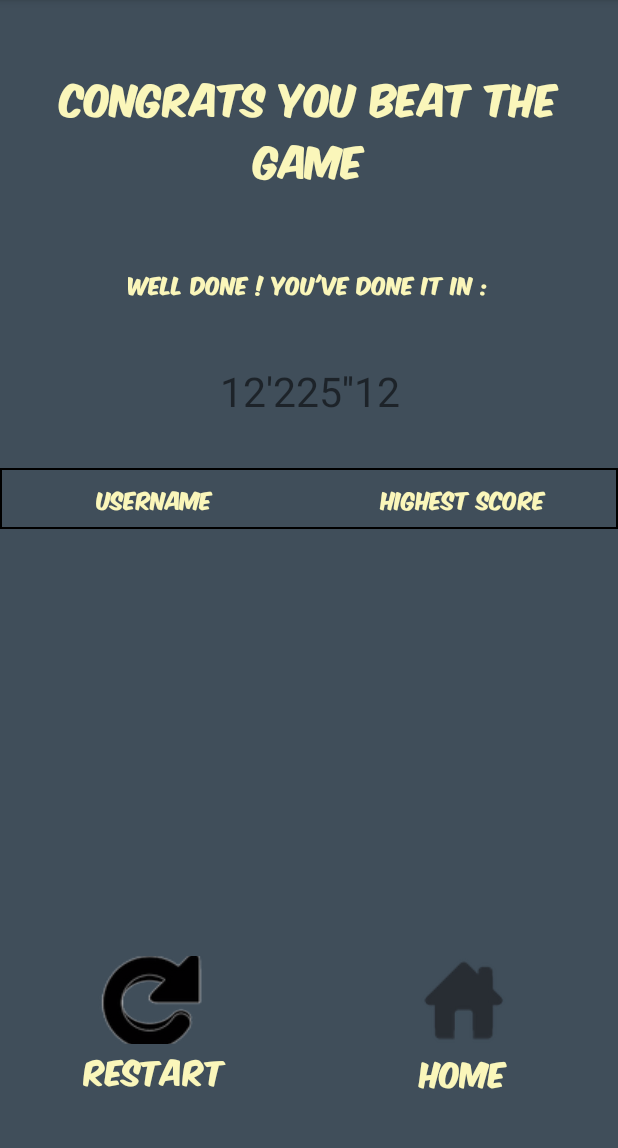
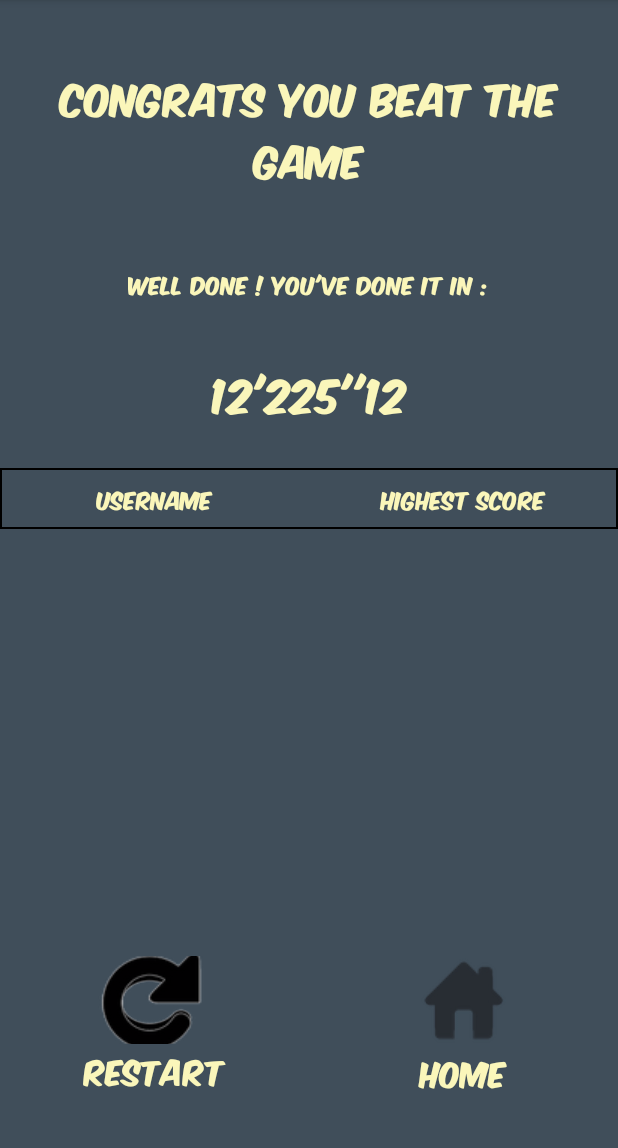
Before and after one commit to JoshuaMontreuil/Android_Project_B3, an Android app: the ChronoFragment screen opened directly, with no data from a screen before it, on a phone screen of 412 x 824 dp, the part 84-1232 px from its top. Run offline under Robolectric (Android 15) with nearby library versions, the phone set to English and light mode, and no system bars; 2 statements that could not run were skipped.

Commit message:
Style fini + retouches

```diff
--- a/app/src/main/res/layout/fragment_chrono.xml
+++ b/app/src/main/res/layout/fragment_chrono.xml
@@ -12,6 +12,8 @@
         android:layout_height="match_parent"
         android:text="@string/chrono"
         android:textAlignment="center"
+        android:textColor="@color/dekoral"
+        android:fontFamily="@font/font_"
         android:textSize="27sp"
         android:gravity="center"/>
 </FrameLayout>
```
